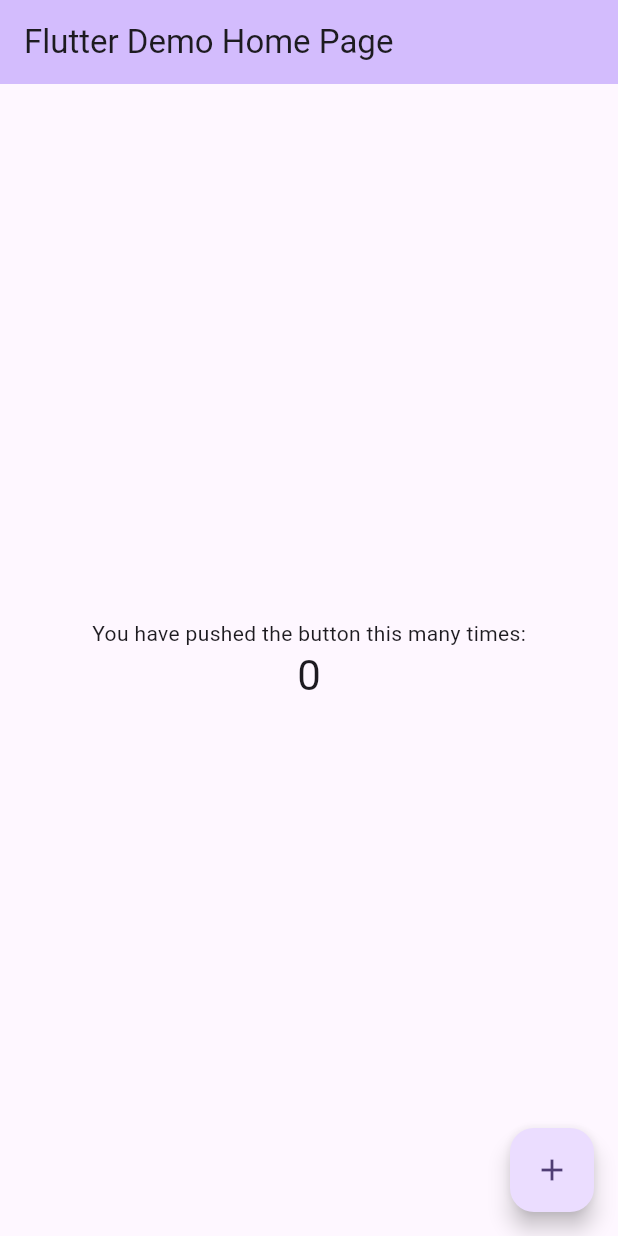
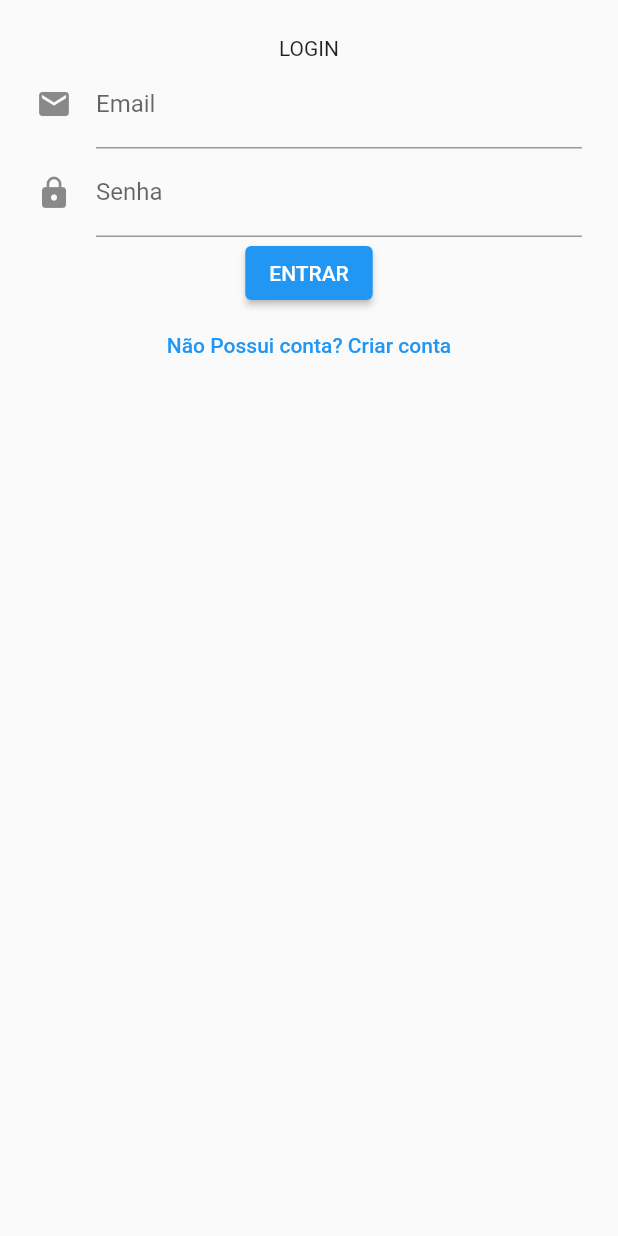
Before and after one commit to LeoGabrields/clean-architecture, a Flutter app: the screen it shows after launch, on a phone screen of 412 x 824 dp. Run offline on Flutter 3.47's test engine with Material 2 defaults, Android fonts, the phone set to English and light mode, and no system bars.

Commit message:
add LoginPage

```diff
--- a/lib/main.dart
+++ b/lib/main.dart
@@ -1,69 +1,5 @@
 import 'package:flutter/material.dart';
 
-void main() {
-  runApp(const MyApp());
-}
+import '../ui/components/components.dart';
 
-class MyApp extends StatelessWidget {
-  const MyApp({super.key});
-
-  @override
-  Widget build(BuildContext context) {
-    return MaterialApp(
-      title: 'Flutter Demo',
-      theme: ThemeData(
-        colorScheme: ColorScheme.fromSeed(seedColor: Colors.deepPurple),
-        useMaterial3: true,
-      ),
-      home: const MyHomePage(title: 'Flutter Demo Home Page'),
-    );
-  }
-}
-
-class MyHomePage extends StatefulWidget {
-  const MyHomePage({super.key, required this.title});
-
-  final String title;
-
-  @override
-  State<MyHomePage> createState() => _MyHomePageState();
-}
-
-class _MyHomePageState extends State<MyHomePage> {
-  int _counter = 0;
-
-  void _incrementCounter() {
-    setState(() {
-      _counter++;
-    });
-  }
-
-  @override
-  Widget build(BuildContext context) {
-    return Scaffold(
-      appBar: AppBar(
-        backgroundColor: Theme.of(context).colorScheme.inversePrimary,
-        title: Text(widget.title),
-      ),
-      body: Center(
-        child: Column(
-          mainAxisAlignment: MainAxisAlignment.center,
-          children: <Widget>[
-            const Text(
-              'You have pushed the button this many times:',
-            ),
-            Text(
-              '$_counter',
-              style: Theme.of(context).textTheme.headlineMedium,
-            ),
-          ],
-        ),
-      ),
-      floatingActionButton: FloatingActionButton(
-        onPressed: _incrementCounter,
-        tooltip: 'Increment',
-        child: const Icon(Icons.add),
-      ),
-    );
-  }
-}
+main() => runApp(const App());
--- /dev/null
+++ b/lib/ui/components/app.dart
@@ -0,0 +1,16 @@
+import 'package:flutter/material.dart';
+
+import '../pages/pages.dart';
+
+class App extends StatelessWidget {
+  const App({super.key});
+
+  @override
+  Widget build(BuildContext context) {
+    return const MaterialApp(
+      title: 'Clean Architecture',
+      debugShowCheckedModeBanner: false,
+      home: LoginPage(),
+    );
+  }
+}
--- /dev/null
+++ b/lib/ui/components/components.dart
@@ -0,0 +1 @@
+export './app.dart';
--- /dev/null
+++ b/lib/ui/pages/login_page.dart
@@ -0,0 +1,49 @@
+import 'package:flutter/material.dart';
+
+class LoginPage extends StatelessWidget {
+  const LoginPage({super.key});
+
+  @override
+  Widget build(BuildContext context) {
+    return Scaffold(
+      body: SingleChildScrollView(
+        child: Padding(
+          padding: const EdgeInsets.all(24),
+          child: Column(
+            children: [
+              const Text('LOGIN'),
+              Form(
+                child: Column(
+                  children: [
+                    TextFormField(
+                      decoration: const InputDecoration(
+                        labelText: 'Email',
+                        icon: Icon(Icons.email),
+                      ),
+                      keyboardType: TextInputType.emailAddress,
+                    ),
+                    TextFormField(
+                      decoration: const InputDecoration(
+                        labelText: 'Senha',
+                        icon: Icon(Icons.lock),
+                      ),
+                      obscureText: true,
+                    ),
+                    ElevatedButton(
+                      onPressed: () {},
+                      child: const Text('ENTRAR'),
+                    ),
+                    TextButton(
+                      onPressed: () {},
+                      child: const Text('Não Possui conta? Criar conta'),
+                    )
+                  ],
+                ),
+              ),
+            ],
+          ),
+        ),
+      ),
+    );
+  }
+}
--- /dev/null
+++ b/lib/ui/pages/pages.dart
@@ -0,0 +1 @@
+export './login_page.dart';
--- a/pubspec.yaml
+++ b/pubspec.yaml
@@ -22,3 +22,5 @@ dev_dependencies:
 
 flutter:
   uses-material-design: true
+  assets:
+    - assets/
```
